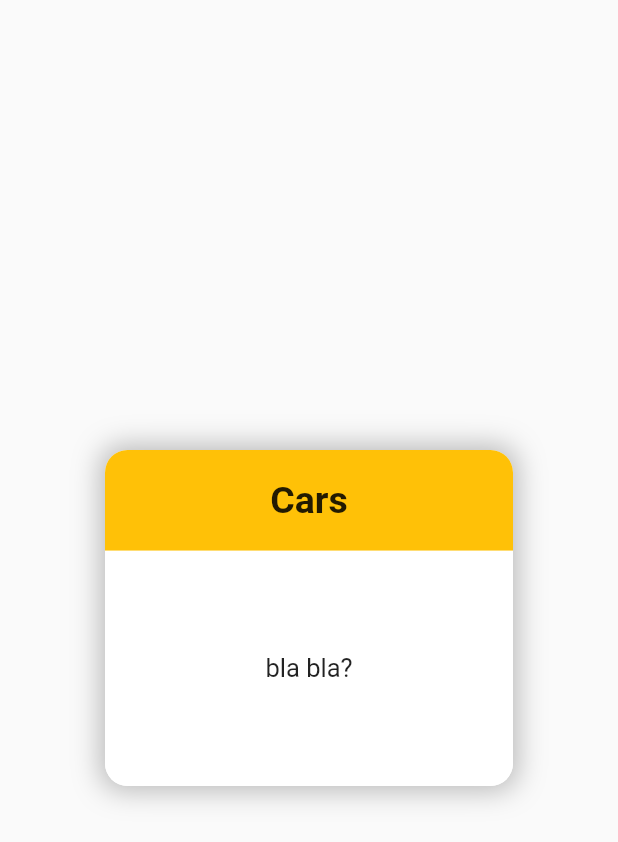
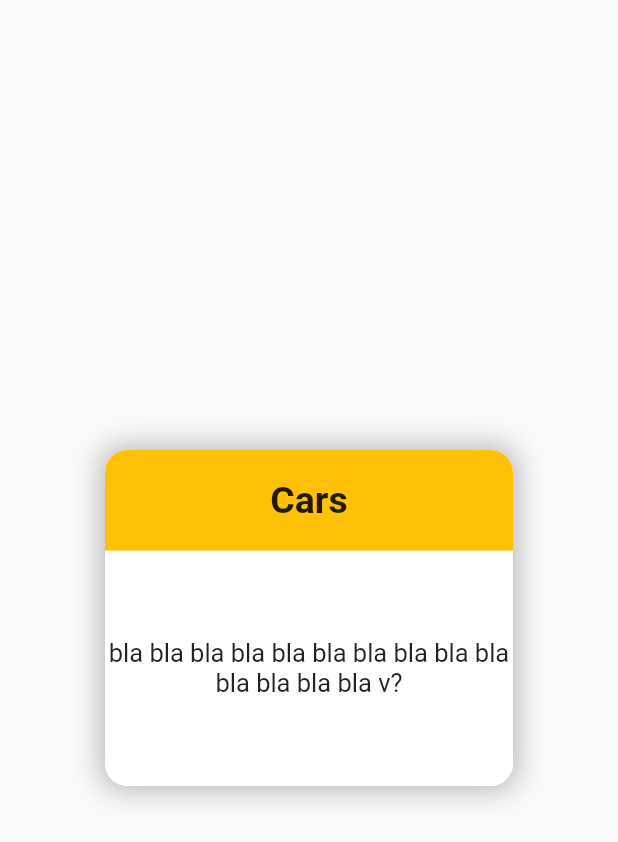
Before and after one commit to maxbohoniuk/flutter_learn, a Flutter app: the QuestionWidget widget shown alone on an empty page, opened directly, on a phone screen of 412 x 824 dp. Shown: the top 842 px of the screen. Run offline on Flutter 3.47's test engine with Material 2 defaults, Android fonts, the phone set to English and light mode, and no system bars.

Commit message:
[Task f2] centered question text.

```diff
--- a/lib/task_f2/main.dart
+++ b/lib/task_f2/main.dart
@@ -18,7 +18,7 @@ class MyApp extends StatelessWidget {
               backgroundColor: Colors.green,
               title: const Text("Questions")
           ),
-          body: QuestionWidget(question: Question(category: "Cars", text: "bla bla?")),
+          body: QuestionWidget(question: Question(category: "Cars", text: "bla bla bla bla bla bla bla bla bla bla bla bla bla bla v?")),
         )
     );
   }
@@ -61,7 +61,7 @@ class QuestionWidget extends StatelessWidget {
                       color: Colors.white,
                       borderRadius: BorderRadius.only(bottomLeft: Radius.circular(15), bottomRight: Radius.circular(15))
                   ),
-                    child: Center(child: Text(_question.text, style: const TextStyle(fontSize: 17.0),))
+                    child: Center(child: Text(_question.text, style: const TextStyle(fontSize: 17.0), textAlign: TextAlign.center,))
                 ),
               )
             ],
```
